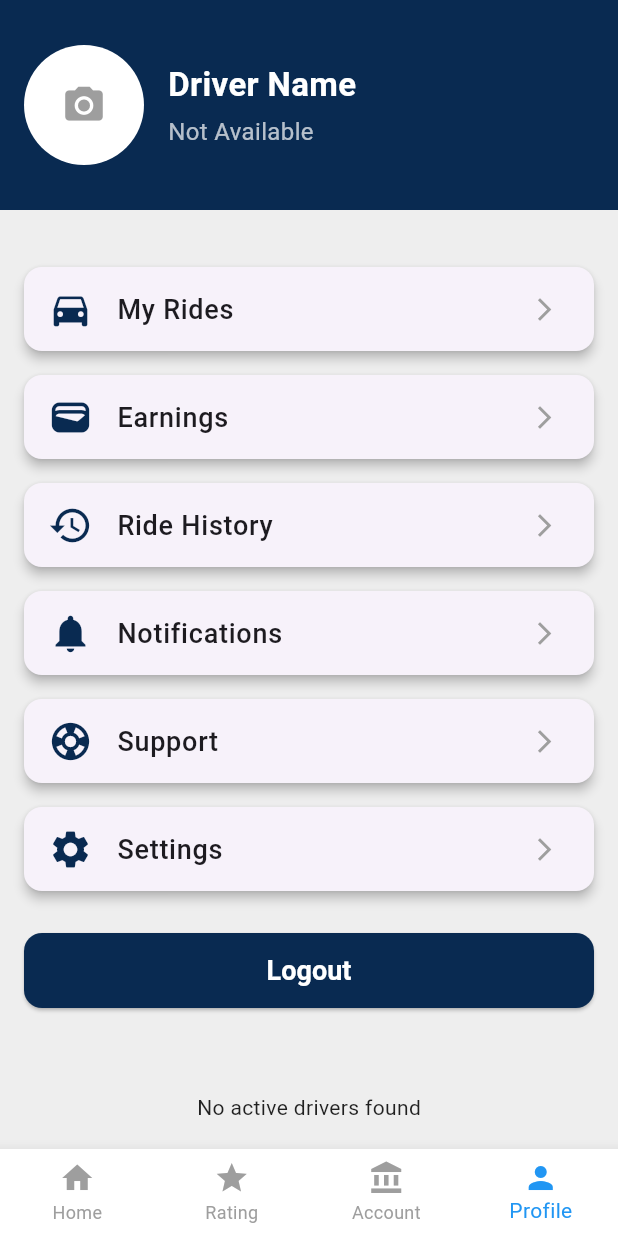
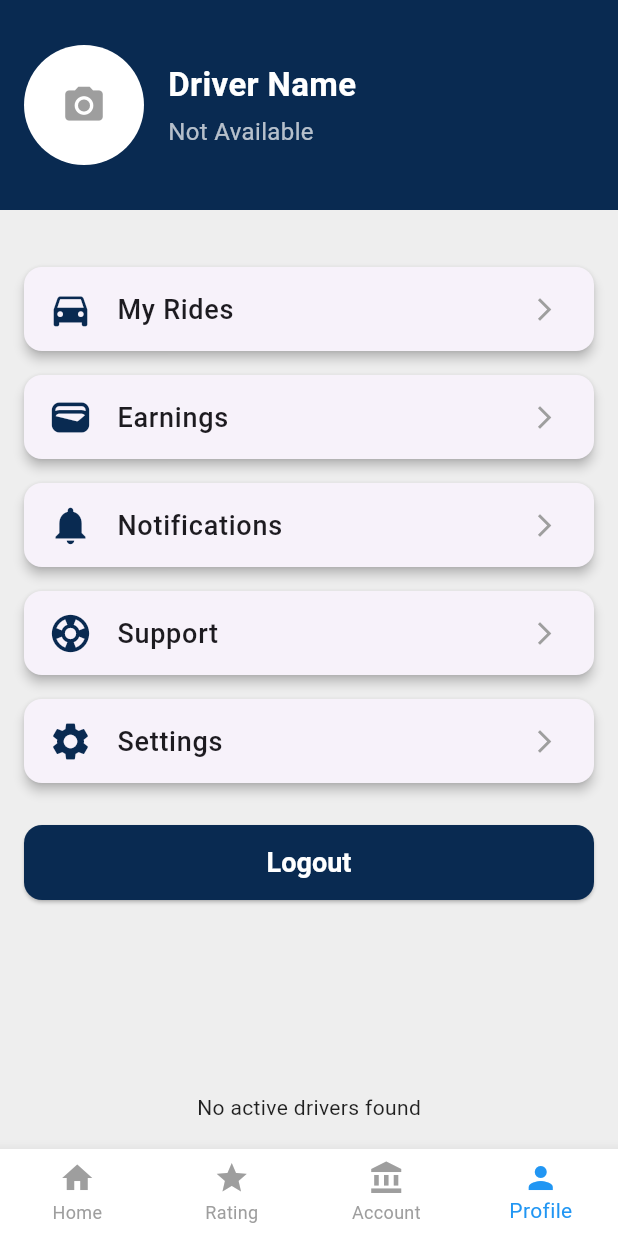
Before and after one commit to princeGithub999/Tripto-Driver, a Flutter app: the BottomNavigation screen opened directly, item 4 of the bottom bar chosen, on a phone screen of 412 x 824 dp. Run offline on Flutter 3.47's test engine with Material 3 defaults, Android fonts, the phone set to English and light mode, and no system bars; our stand-ins replace cloud_firestore, firebase_auth, firebase_core, firebase_database, firebase_messaging, firebase_storage and 19 more; missing offline and left inert: flutter_polyline_points; accounts and stored records are empty; network calls fail; key blocks and very long unbroken strings in the code were emptied for the run.

Commit message:
remove some code

```diff
--- a/lib/view/button_navigation/button_navigation_screen/profile_details.dart
+++ b/lib/view/button_navigation/button_navigation_screen/profile_details.dart
@@ -42,7 +42,6 @@ class _ProfileScreenState extends State<ProfileScreen> {
             const SizedBox(height: 30),
             _buildProfileOption(Icons.directions_car, "My Rides"),
             _buildProfileOption(Icons.wallet, "Earnings"),
-            _buildProfileOption(Icons.history, "Ride History"),
             _buildProfileOption(Icons.notifications, "Notifications"),
             _buildProfileOption(Icons.support, "Support"),
             _buildProfileOption(Icons.settings, "Settings"),
@@ -108,7 +107,9 @@ class _ProfileScreenState extends State<ProfileScreen> {
           style: const TextStyle(fontSize: 18, fontWeight: FontWeight.w500),
         ),
         trailing: const Icon(Icons.arrow_forward_ios, size: 18, color: Colors.grey),
-        onTap: () {},
+        onTap: () {
+
+        },
       ),
     );
   }
--- a/lib/view_model/provider/map_provider/maps_provider.dart
+++ b/lib/view_model/provider/map_provider/maps_provider.dart
@@ -170,6 +170,7 @@ Future<void> tripTracker(TripTrackerModel data)async{
     AppHelperFunctions.showSnackBar('Error tripTracker$error');
   }
 }
+
   Future<void> determinePosition(BuildContext context) async {
     try {
       bool serviceEnabled = await _geolocatorPlatform.isLocationServiceEnabled();
--- a/lib/view_model/service/location_service.dart
+++ b/lib/view_model/service/location_service.dart
@@ -6,7 +6,7 @@ import 'package:google_maps_flutter/google_maps_flutter.dart';
 import 'package:http/http.dart' as http;
 
 class LocationServices {
-  static const String _apiKey = "AlzaSyNVx88oOZe1WHDploHFV2ZVcsLkmqRfh1M";
+  static const String _apiKey = "AlzaSyQpKDphg6S4BdeiLlbk2dgeLfhgZ9_WXiU";
 
   static Future<LatLng> getUserLocation() async {
     LocationPermission permission = await Geolocator.checkPermission();
--- a/pubspec.yaml
+++ b/pubspec.yaml
@@ -75,6 +75,7 @@ dependencies:
   just_audio: ^0.9.46
   uuid: ^4.5.1
   shared_preferences: ^2.2.2
+  razorpay_flutter: ^1.4.0
 #  workmanager: ^0.5.1
 
 dev_dependencies:
```
Also changed, not shown: pubspec.lock.
